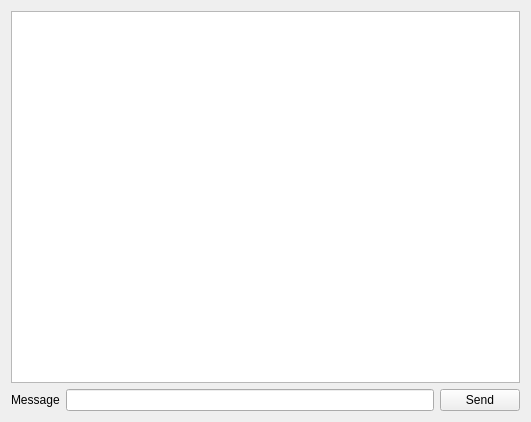
Before: the Qt Designer form galacteek/ui/chatroom.ui in pinnaculum/galacteek, drawn with Qt 5.
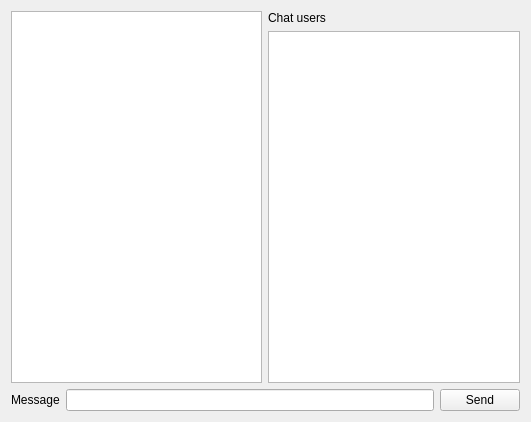
After: the same form once the commit is applied.

Commit message:
Simple implementation of a multi-channel chat
Use aiopubsub for easy pubsub across the application.

The channels list is synchronized between peers in a DAG (CRDT)

```diff
--- a/galacteek/ui/chatroom.ui
+++ b/galacteek/ui/chatroom.ui
@@ -17,11 +17,42 @@
    <item>
     <layout class="QVBoxLayout" name="verticalLayout">
      <item>
+      <layout class="QHBoxLayout" name="horizontalLayout_2">
+       <item>
       <widget class="QTextBrowser" name="chatLog">
        <property name="focusPolicy">
         <enum>Qt::NoFocus</enum>
        </property>
-      </widget>
+         <property name="styleSheet">
+          <string notr="true"/>
+         </property>
+        </widget>
+       </item>
+       <item>
+        <layout class="QVBoxLayout" name="verticalLayout_3">
+         <item>
+          <widget class="QLabel" name="label_2">
+           <property name="text">
+            <string>Chat users</string>
+           </property>
+          </widget>
+         </item>
+         <item>
+          <widget class="QTreeView" name="usersView">
+           <property name="sizePolicy">
+            <sizepolicy hsizetype="Maximum" vsizetype="Expanding">
+             <horstretch>0</horstretch>
+             <verstretch>0</verstretch>
+            </sizepolicy>
+           </property>
+           <attribute name="headerVisible">
+            <bool>false</bool>
+           </attribute>
+          </widget>
+         </item>
+        </layout>
+       </item>
+      </layout>
      </item>
      <item>
       <layout class="QHBoxLayout" name="horizontalLayout">
```
Lines whose indentation alone changed are shown as unchanged. The commit also changes 33 other files.
